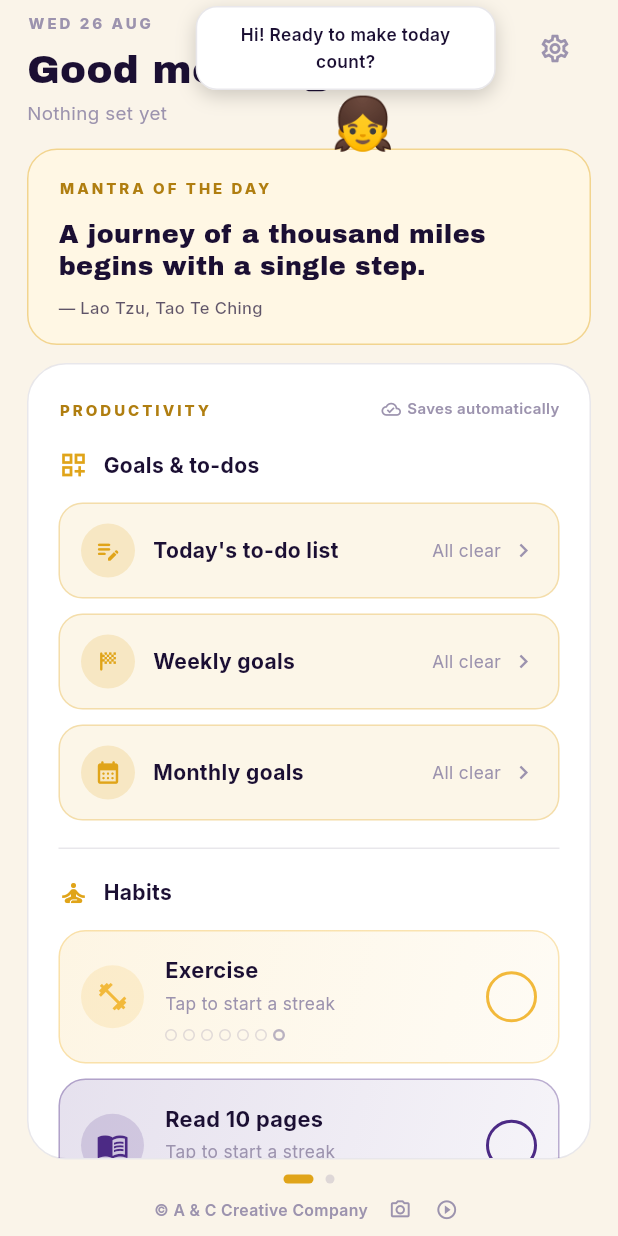
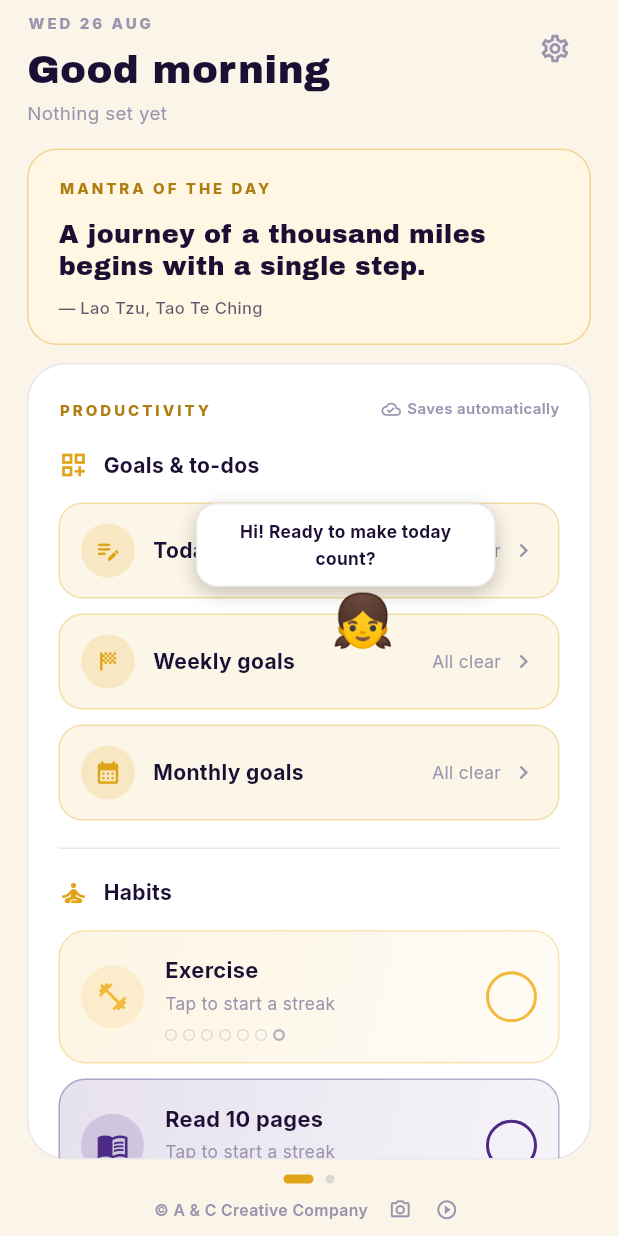
Before and after one commit to aandccreativecompany-dev/ritualist_app, a Flutter app: the HomeScreen screen opened directly, on a phone screen of 412 x 824 dp. Run offline on Flutter 3.47's test engine with Material 3 defaults, Android fonts, the phone set to English and light mode, and no system bars; our stand-ins replace cloud_firestore, firebase_auth, firebase_core, flutter_local_notifications, flutter_timezone, google_fonts and 6 more; accounts and stored records are empty.

Commit message:
v0.2.6: scripting timestamps, mascot fixes, save-flow audit
- Scripting: each saved script now shows the date/time it was written
  (e.g. "Aug 26 · 4:05 PM"), and the save confirmation now points the
  user back at it ("Saved — see it above"). Script model gained a
  createdAt field.
- Home screen mascot: recentered vertically in the middle of the card
  instead of pinned to the top, and its speech bubble now uses solid
  always-legible colors (violet-on-white / white-on-violet) instead of
  theme-derived surface colors that were nearly invisible in dark mode.
- Audited every screen's save/edit/delete flows for a missing
  confirmation or stale UI after a mutation. Found and fixed a real bug
  in evening reflection: removing the journal PIN called
  store.clearPin() but never rebuilt the "Journal lock is on" label or
  confirmed the removal — now it does both. Everything else (habit
  editor, goals, reminders, vision board, settings, lock setup) already
  confirms correctly or intentionally skips a toast because the sheet/
  screen closes immediately after (matching existing app conventions).

Verified: flutter analyze (0 warnings/errors, pre-existing info-level
lints only) and flutter test (all passing).

Still in progress for this round, to follow in a later commit: new
swipeable home cards (Finance & Money, Health & Body, + proposals),
per-tile vision board shape/size rework, organized mind map, swipe
hint animation, 25 vision board templates, home screen widget.

```diff
--- a/lib/screens/home_screen.dart
+++ b/lib/screens/home_screen.dart
@@ -187,13 +187,19 @@ class _HomeScreenState extends State<HomeScreen> {
                       const SizedBox(height: 6),
                     ],
                   ),
-                  Positioned(
-                    top: 4,
-                    left: 0,
-                    right: 0,
-                    child: GreetingMascot(
-                      avatarGender: store.avatarGender,
-                      greeting: _mascotGreeting,
+                  Positioned.fill(
+                    child: IgnorePointer(
+                      child: Align(
+                        alignment: const Alignment(0, -0.05),
+                        child: SizedBox(
+                          width: double.infinity,
+                          height: 118,
+                          child: GreetingMascot(
+                            avatarGender: store.avatarGender,
+                            greeting: _mascotGreeting,
+                          ),
+                        ),
+                      ),
                     ),
                   ),
                 ],
--- a/lib/widgets/common.dart
+++ b/lib/widgets/common.dart
@@ -522,12 +522,19 @@ class _GreetingMascotState extends State<GreetingMascot>
                             padding:
                                 const EdgeInsets.symmetric(horizontal: 14, vertical: 9),
                             decoration: BoxDecoration(
-                              color: Surfaces.card(dark),
+                              // A solid fill regardless of theme, rather than the
+                              // page's near-transparent card token — the bubble
+                              // needs to read clearly against whatever's behind
+                              // it (a busy dark gradient in dark mode included).
+                              color: dark ? Brand.violet : Colors.white,
                               borderRadius: BorderRadius.circular(14),
-                              border: Border.all(color: Surfaces.cardBorder(dark)),
+                              border: Border.all(
+                                  color: dark
+                                      ? Brand.gold.withValues(alpha: 0.4)
+                                      : Brand.base.withValues(alpha: 0.10)),
                               boxShadow: [
                                 BoxShadow(
-                                  color: Colors.black.withValues(alpha: 0.18),
+                                  color: Colors.black.withValues(alpha: 0.22),
                                   blurRadius: 10,
                                   offset: const Offset(0, 4),
                                 ),
@@ -536,13 +543,13 @@ class _GreetingMascotState extends State<GreetingMascot>
                             child: Text(
                               widget.greeting,
                               textAlign: TextAlign.center,
-                              style: body(11.5, Surfaces.bodyText(dark),
-                                  weight: FontWeight.w600),
+                              style: body(11.5, dark ? Colors.white : Brand.base,
+                                  weight: FontWeight.w700),
                             ),
                           ),
                           const SizedBox(height: 2),
                           Icon(Icons.arrow_drop_down,
-                              color: Surfaces.card(dark), size: 20),
+                              color: dark ? Brand.violet : Colors.white, size: 20),
                         ],
                       ),
                     ),
--- a/pubspec.yaml
+++ b/pubspec.yaml
@@ -1,7 +1,7 @@
 name: ritualist
 description: Prakriyā — a daily ritual and manifestation practice app.
 publish_to: 'none'
-version: 0.2.5+7
+version: 0.2.6+8
 
 environment:
   sdk: '>=3.4.0 <4.0.0'
```
Also changed, not shown: lib/models.dart (+14 -2 lines), lib/screens/evening_reflection_screen.dart (+7 -1 lines), lib/screens/scripting_screen.dart (+20 -1 lines).
